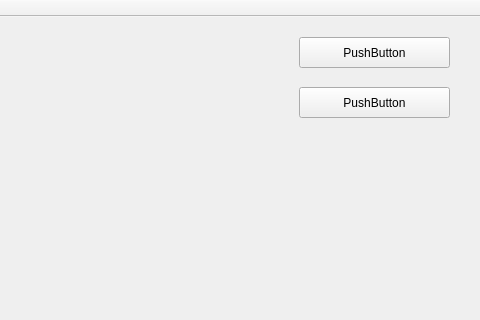
Qt form GUI/GUI/mainwindow.ui (mauinz/Classifier) before a commit; both pictures show x 401 to 881 and y 0 to 320 of the 881 by 588 pixel window.
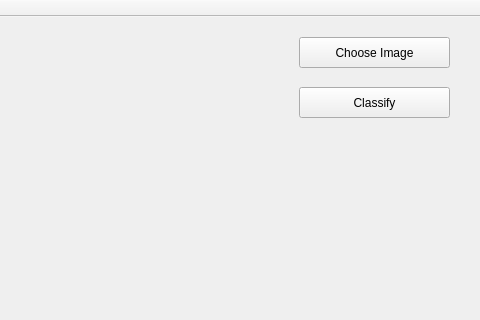
The same form after that commit.

Diff of the .ui file:
```diff
--- a/GUI/GUI/mainwindow.ui
+++ b/GUI/GUI/mainwindow.ui
@@ -24,7 +24,7 @@
      </rect>
     </property>
     <property name="text">
-     <string>PushButton</string>
+     <string>Choose Image</string>
     </property>
    </widget>
    <widget class="QLabel" name="label_pic">
@@ -65,7 +65,7 @@
      </rect>
     </property>
     <property name="text">
-     <string>PushButton</string>
+     <string>Classify</string>
     </property>
    </widget>
   </widget>
```
